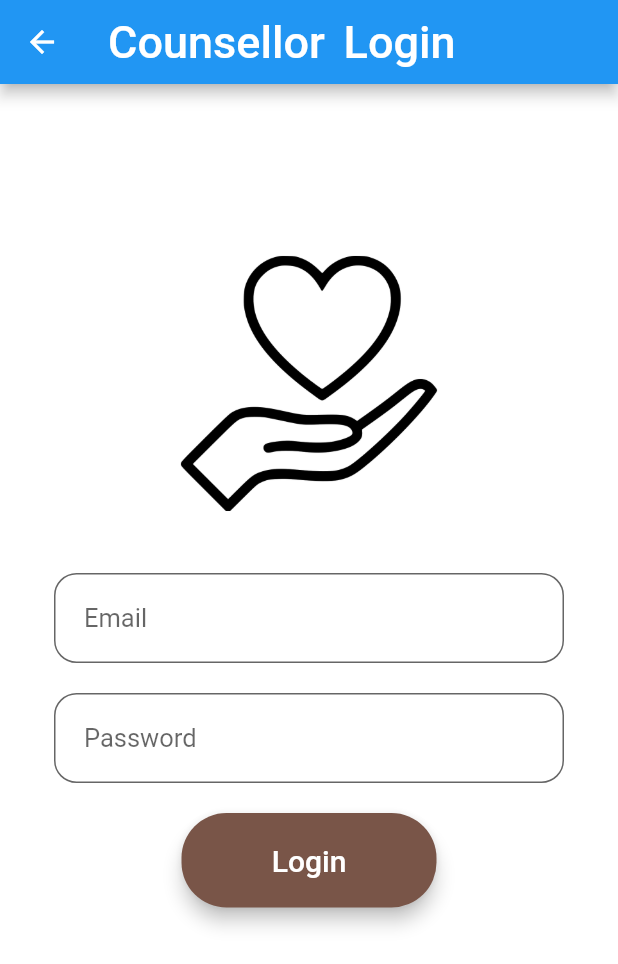
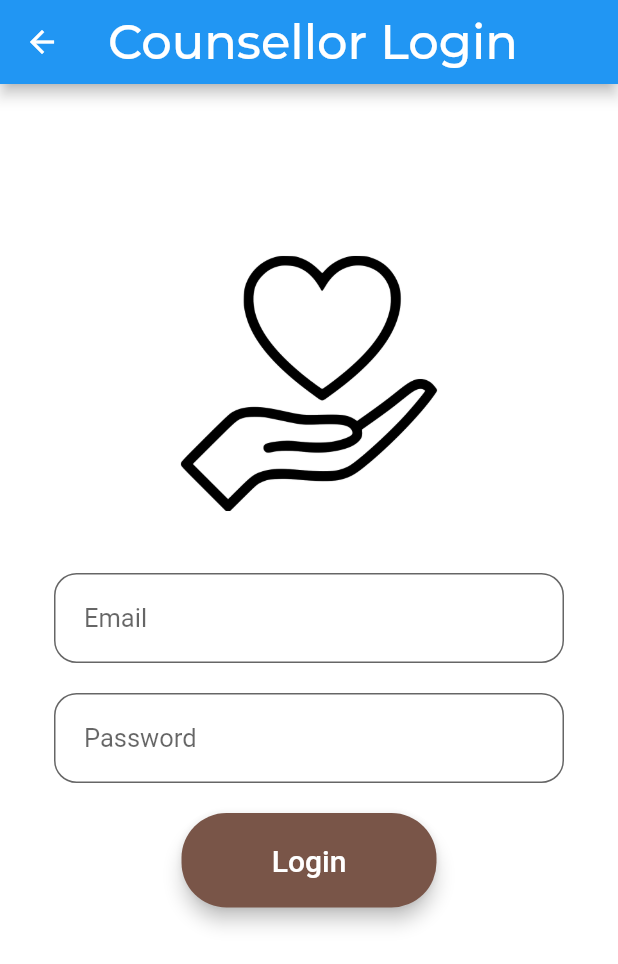
Before and after one commit to danielwse/Seek-, a Flutter app: the CounsellorSignIn screen opened directly with empty values, on a phone screen of 412 x 824 dp. Shown: the top 964 px of the screen. Run offline on Flutter 3.47's test engine with Material 2 defaults, Android fonts, the phone set to English and light mode, and no system bars; our stand-ins replace cached_network_image, cloud_firestore, firebase_auth, google_fonts; missing offline and left inert: flutter_material_color_picker, random_color; accounts and stored records are empty.

Commit message:
fixed counsellor login header

```diff
--- a/lib/screens/chat/counsellor_sign_in.dart
+++ b/lib/screens/chat/counsellor_sign_in.dart
@@ -151,9 +151,13 @@ class _CounsellorSignInState extends State<CounsellorSignIn> {
 
     return Scaffold(
       appBar: AppBar(
+        centerTitle: true,
         title: Text(
           'Counsellor Login',
-          style: TextStyle(fontSize: 30.0, wordSpacing: 5.0),
+          style: GoogleFonts.montserrat(
+            fontSize: 32,
+            color: Colors.white
+          ),
         ),
       ),
       body: SingleChildScrollView(
```
